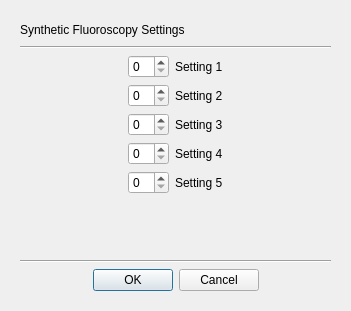
Before: the Qt Designer form src/ise/iqt_synth_settings.ui in simonoxen/plastimatch, drawn with Qt 5.
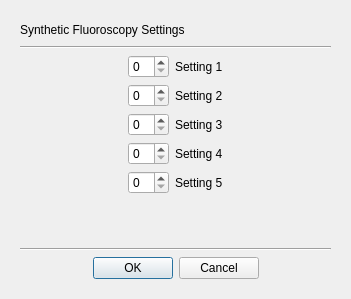
After: the same form once the commit is applied.

The edit to the form file:
```diff
--- a/src/ise/iqt_synth_settings.ui
+++ b/src/ise/iqt_synth_settings.ui
@@ -7,7 +7,7 @@
     <x>0</x>
     <y>0</y>
     <width>351</width>
-    <height>311</height>
+    <height>299</height>
    </rect>
   </property>
   <property name="windowTitle">
@@ -302,6 +302,9 @@
           <property name="standardButtons">
            <set>QDialogButtonBox::Cancel|QDialogButtonBox::Ok</set>
           </property>
+          <property name="centerButtons">
+           <bool>false</bool>
+          </property>
          </widget>
         </item>
         <item>
```
Left out of the diff: 39 changed lines with no effect on the pictures.
